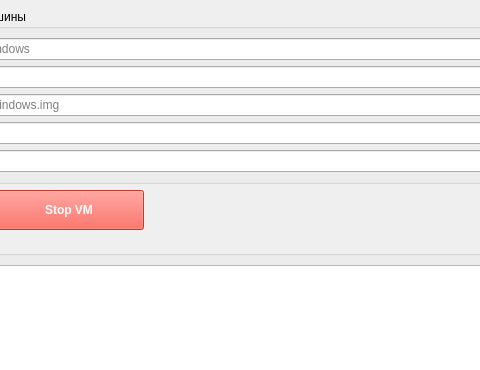
Above: mainwindow.ui from definitly486/VMrunGui before the change; both pictures show x 171 to 651 and y 0 to 370 of the 780 by 620 pixel window. Below: the same form after it.
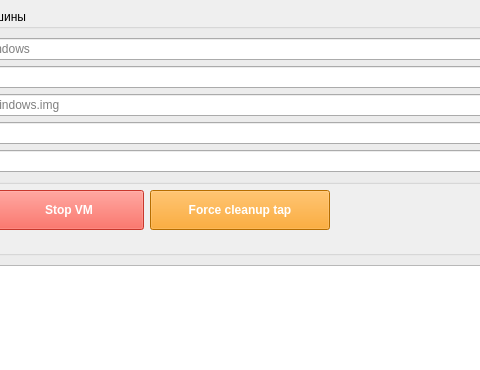
That is the form after the change. Icons and pictures are not drawn.

Commit message: изменено:      Makefile 	изменено:      mainwindow.cpp 	изменено:      mainwindow.h 	изменено:      mainwindow.ui

```diff
--- a/mainwindow.ui
+++ b/mainwindow.ui
@@ -143,6 +143,34 @@
         </property>
        </widget>
       </item>
+
+      <!-- НОВАЯ КНОПКА -->
+      <item>
+       <widget class="QPushButton" name="pushButton_cleanupTap">
+        <property name="minimumSize">
+         <size>
+          <width>180</width>
+          <height>40</height>
+         </size>
+        </property>
+        <property name="font">
+         <font>
+          <weight>75</weight>
+          <bold>true</bold>
+         </font>
+        </property>
+        <property name="styleSheet">
+         <string notr="true">background-color: #FF9800; color: white;</string>
+        </property>
+        <property name="text">
+         <string>Force cleanup tap</string>
+        </property>
+        <property name="toolTip">
+         <string>Уничтожить все занятые tap-интерфейсы (решает "Device busy")</string>
+        </property>
+       </widget>
+      </item>
+
       <item>
        <spacer name="horizontalSpacer">
         <property name="orientation">
```
Left out of the diff: 3 changed lines with no effect on the pictures. The commit also changes 3 other files.
